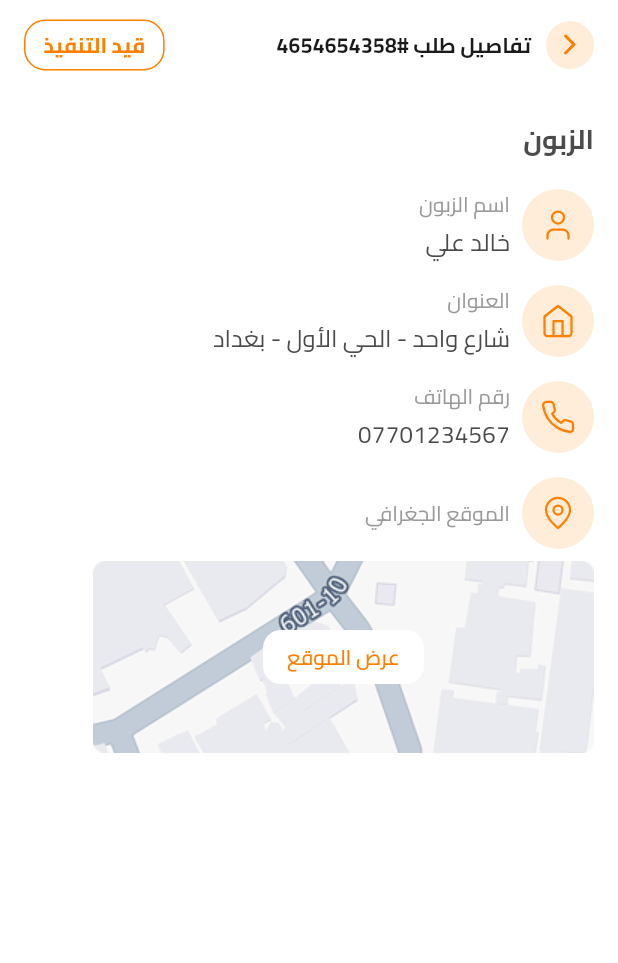
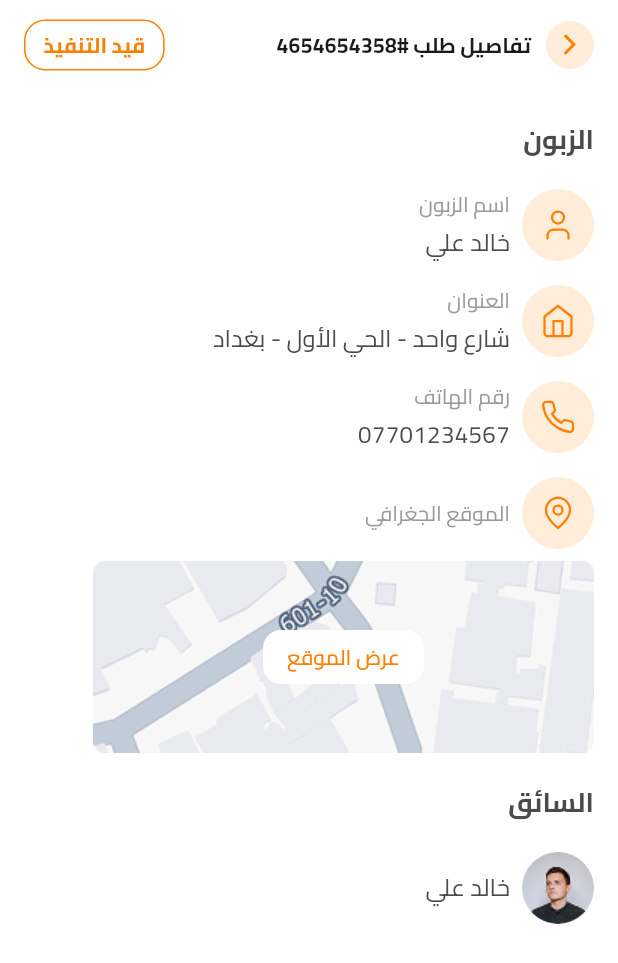
Before and after one commit to AhmedNasser24/Bastogah_app, a Flutter app: the screen it shows after launch, on a phone screen of 412 x 824 dp. Shown: the top 963 px of the screen. Run offline on Flutter 3.47's test engine with Material 3 defaults, Android fonts, the phone set to English and light mode, and no system bars; our stand-ins replace easy_localization, flutter_svg, gap, go_router.

Commit message:
make driver details section

```diff
--- a/assets/translations/ar.json
+++ b/assets/translations/ar.json
@@ -41,8 +41,10 @@
       "address": "العنوان",
       "phone": "رقم الهاتف",
       "location": "الموقع الجغرافي"
+
     },
     "customer": "الزبون",
-    "show_location": "عرض الموقع"
+    "show_location": "عرض الموقع",
+    "not_assigned_yet": "لم يتم التعيين بعد"
   }
 }
--- a/lib/features/merchant_feature/home/presentation/views/merchant_order_details_view.dart
+++ b/lib/features/merchant_feature/home/presentation/views/merchant_order_details_view.dart
@@ -1,6 +1,7 @@
 import 'package:bastogah_app/core/theme/app_colors.dart';
 import 'package:bastogah_app/core/theme/app_font_style.dart';
 import 'package:bastogah_app/core/theme/app_icons.dart';
+import 'package:bastogah_app/core/theme/app_images.dart';
 import 'package:easy_localization/easy_localization.dart';
 import 'package:flutter/material.dart';
 import 'package:flutter_svg/flutter_svg.dart';
@@ -51,10 +52,51 @@ class MerchantOrderDetailsView extends StatelessWidget {
               ),
               const Gap(8),
               const ShowLocationMapImage(),
+              const Gap(20),
+              Text(
+                "merchant.driver".tr(),
+                style: AppFontStyle.bold18Black4B(context),
+              ),
+              const Gap(20),
+              const CustomDriverDetails(
+                driverImage: AppImages.imagesCircleAvatarImage,
+                driverName: "خالد علي",
+              ),
             ],
           ),
         ),
       ),
+    );
+  }
+}
+
+class CustomDriverDetails extends StatelessWidget {
+  const CustomDriverDetails({super.key, this.driverName, this.driverImage});
+  final String? driverName, driverImage;
+  @override
+  Widget build(BuildContext context) {
+    return Row(
+      children: [
+        driverName != null
+            ? const CircleAvatar(
+                radius: 24,
+                backgroundImage: AssetImage(AppImages.imagesCircleAvatarImage),
+              )
+            : CircleAvatar(
+                backgroundColor: AppColors.secondary,
+                radius: 24,
+                child: Center(
+                  child: SvgPicture.asset(AppIcons.iconsPerson24Icon),
+                ),
+              ),
+        const Gap(8),
+        Expanded(
+          child: Text(
+            driverName ?? "merchant.not_assigned_yet".tr(),
+            style: AppFontStyle.regular16black4B(context),
+          ),
+        ),
+      ],
     );
   }
 }
```
